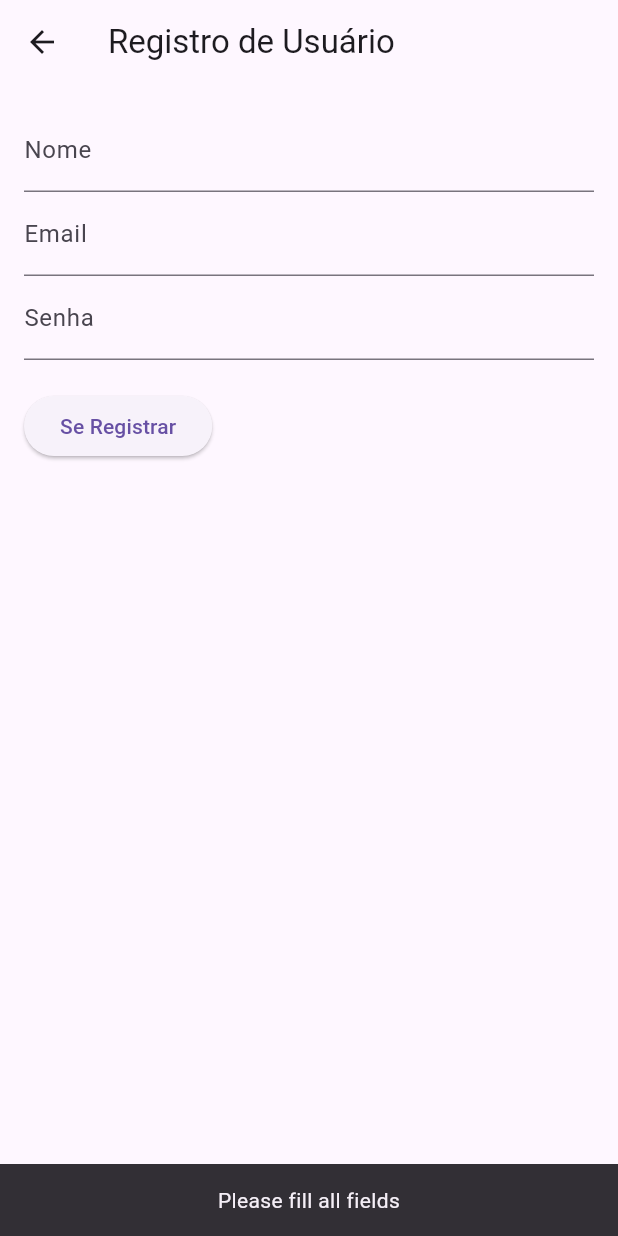
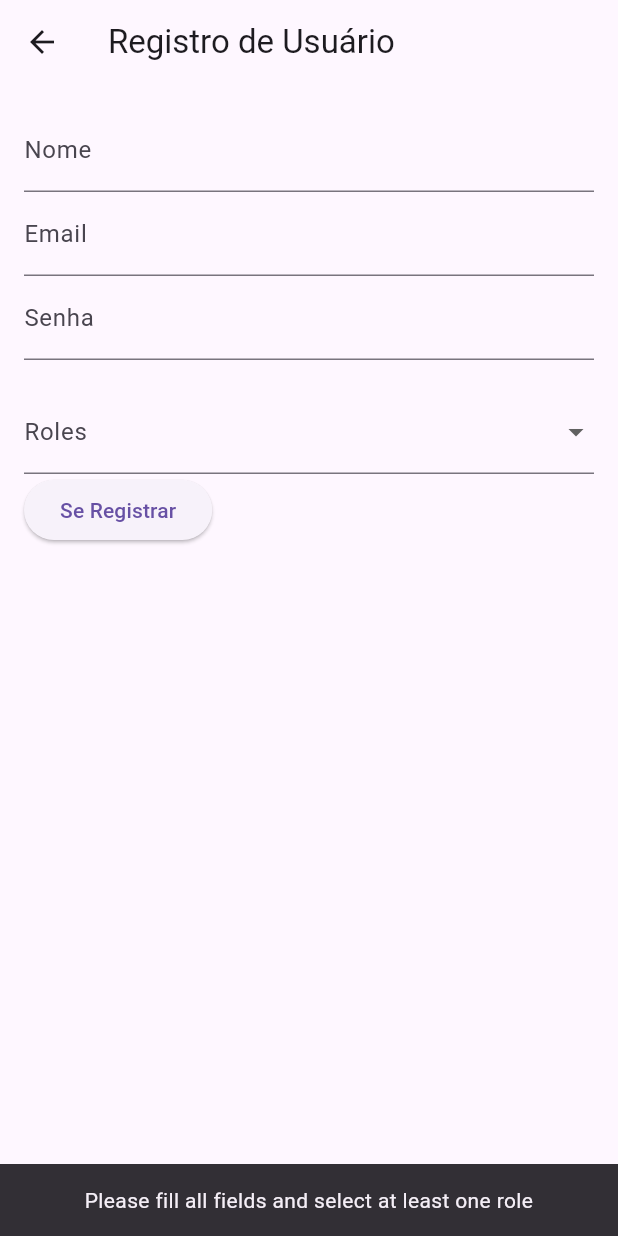
Before and after one commit to rogergracini/trabalho-mobile, a Flutter app: the RegisterScreen screen opened by its route, after a tap on "Se Registrar", on a phone screen of 412 x 824 dp. Run offline on Flutter 3.47's test engine with Material 3 defaults, Android fonts, the phone set to English and light mode, and no system bars.

Commit message:
ajuste nos arquivos

```diff
--- a/lib/main.dart
+++ b/lib/main.dart
@@ -1,10 +1,19 @@
 import 'package:flutter/material.dart';
+import 'package:user_management_app/models/role.dart';
 import 'screens/login_screen.dart';
 import 'screens/register_screen.dart';
 import 'screens/users_screen.dart';
+import 'screens/roles_screen.dart'; // Importa a tela de listagem de roles
+import 'screens/register_role_screen.dart'; // Importa a tela de cadastro de role
 
 // Lista global para armazenar os usuários registrados
 List<Map<String, String>> registeredUsers = [];
+
+// Lista global para armazenar as roles
+List<Role> roles = [
+  Role(id: '1', name: 'Admin'),
+  Role(id: '2', name: 'User'),
+];
 
 void main() {
   runApp(const MyApp());
@@ -18,12 +27,14 @@ class MyApp extends StatelessWidget {
     return MaterialApp(
       debugShowCheckedModeBanner: false,
       title: 'User Management App',
-      theme: ThemeData(primarySwatch: Colors.blue),
+      theme: ThemeData(primarySwatch: Colors.blue), // Use uma cor MaterialColor aqui
       initialRoute: '/login',
       routes: {
         '/login': (context) => LoginScreen(),
         '/register': (context) => RegisterScreen(),
         '/users': (context) => const UsersScreen(),
+        '/roles': (context) => const RolesScreen(), // Rota para a tela de roles
+        '/register_role': (context) => RegisterRoleScreen(), // Rota para cadastro de role
       },
     );
   }
--- /dev/null
+++ b/lib/models/role.dart
@@ -0,0 +1,6 @@
+class Role {
+  final String id;
+  final String name;
+
+  Role({required this.id, required this.name});
+}
--- /dev/null
+++ b/lib/screens/models/role.dart
@@ -0,0 +1 @@
+// TODO Implement this library.
--- a/lib/screens/register_screen.dart
+++ b/lib/screens/register_screen.dart
@@ -1,10 +1,14 @@
+import 'package:flutter/foundation.dart';
 import 'package:flutter/material.dart';
-import '../main.dart'; // Importa a lista global de usuários
+import '../main.dart'; // Importa a lista global de usuários e roles
 
 class RegisterScreen extends StatelessWidget {
   final TextEditingController _nameController = TextEditingController();
   final TextEditingController _emailController = TextEditingController();
   final TextEditingController _passwordController = TextEditingController();
+  final List<String> selectedRoles = [];
+
+  RegisterScreen({super.key});
 
   @override
   Widget build(BuildContext context) {
@@ -29,6 +33,20 @@ class RegisterScreen extends StatelessWidget {
               obscureText: true,
             ),
             const SizedBox(height: 20),
+            DropdownButtonFormField(
+              items: roles.map((role) {
+                return DropdownMenuItem(
+                  value: role.id,
+                  child: Text(role.name),
+                );
+              }).toList(),
+              onChanged: (value) {
+                if (!selectedRoles.contains(value)) {
+                  selectedRoles.add(value as String);
+                }
+              },
+              decoration: const InputDecoration(labelText: 'Roles'),
+            ),
             ElevatedButton(
               child: const Text('Se Registrar'),
               onPressed: () {
@@ -36,14 +54,18 @@ class RegisterScreen extends StatelessWidget {
                 final email = _emailController.text.trim();
                 final password = _passwordController.text;
 
-                print(registeredUsers);
+                if (kDebugMode) {
+                  print(registeredUsers);
+                }
                 bool usuarioJaCadastrado = false;
                 for (var element in registeredUsers) {
                   if (element['email'] == _emailController.text) {
                     usuarioJaCadastrado = true;
                   }
                 }
-                print('usuarioNaoCadastrado==> $usuarioJaCadastrado');
+                if (kDebugMode) {
+                  print('usuarioNaoCadastrado==> $usuarioJaCadastrado');
+                }
                 if (usuarioJaCadastrado) {
                   ScaffoldMessenger.of(context).showSnackBar(
                     const SnackBar(
@@ -61,12 +83,13 @@ class RegisterScreen extends StatelessWidget {
                 if (!usuarioJaCadastrado) {
                   if (name.isNotEmpty &&
                       email.isNotEmpty &&
-                      password.isNotEmpty) {
+                      password.isNotEmpty && selectedRoles.isNotEmpty) {
                     // Adiciona o usuário à lista global
                     registeredUsers.add({
                       'name': name,
                       'email': email,
                       'password': password,
+                      'roles': selectedRoles.join(', '), // Salva roles associadas ao usuário
                     });
 
                     ScaffoldMessenger.of(context).showSnackBar(
@@ -83,7 +106,7 @@ class RegisterScreen extends StatelessWidget {
                     ScaffoldMessenger.of(context).showSnackBar(
                       const SnackBar(
                         content: Text(
-                          'Please fill all fields',
+                          'Please fill all fields and select at least one role',
                           textAlign: TextAlign.center,
                         ),
                       ),
@@ -99,9 +122,10 @@ class RegisterScreen extends StatelessWidget {
     );
   }
 
-  _limpaControllers() {
+  void _limpaControllers() {
     _emailController.clear();
     _nameController.clear();
     _passwordController.clear();
+    selectedRoles.clear();
   }
 }
```
Also changed, not shown: lib/screens/edit_user_screen.dart (added, +50 -0 lines), lib/screens/register_role_screen.dart (added, +42 -0 lines), lib/screens/roles_screen.dart (added, +95 -0 lines), lib/screens/users_screen.dart (+19 -6 lines).
